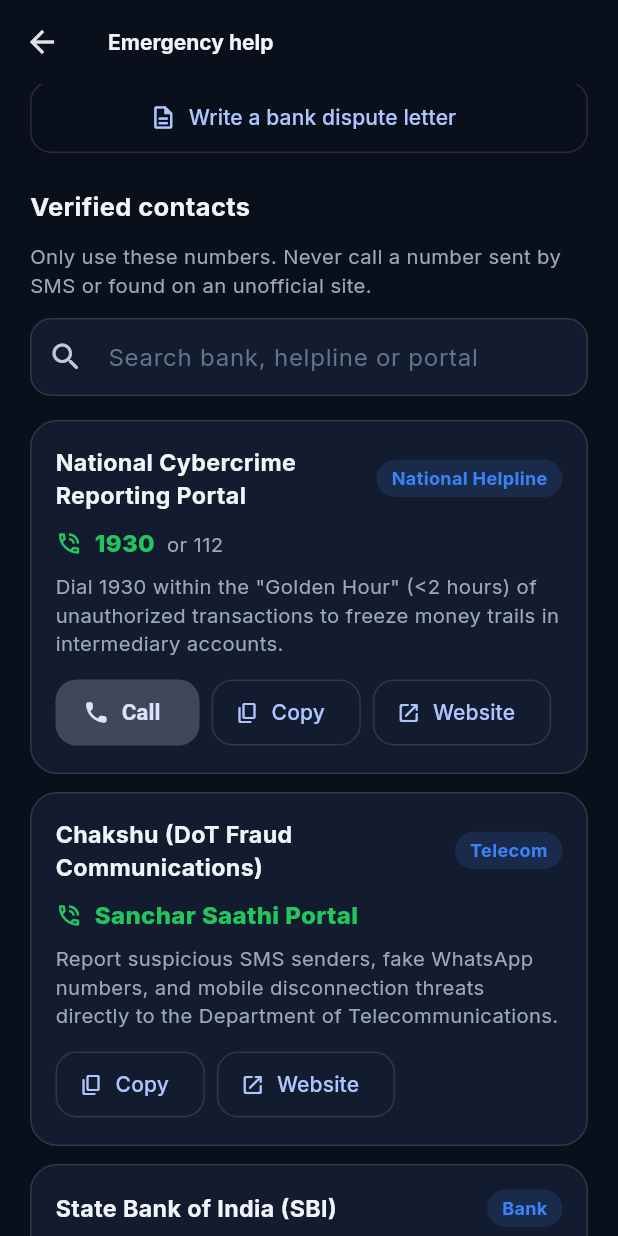
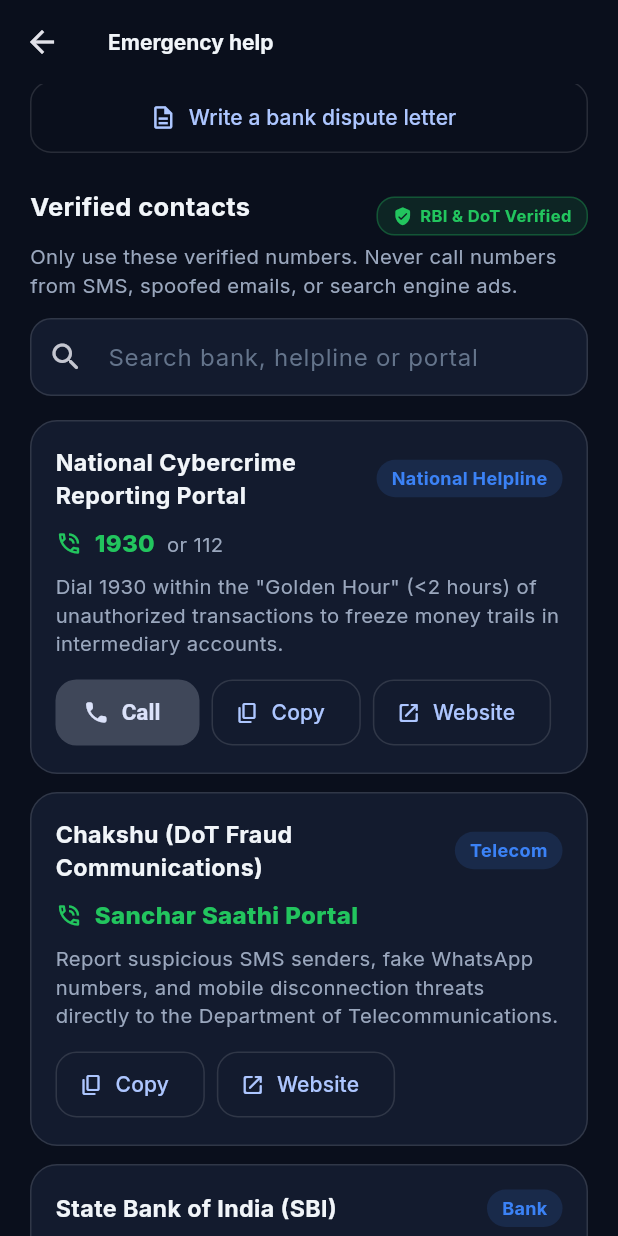
Before and after one commit to Amanbig/traceback, a Flutter app: the EmergencyToolkitScreen screen opened directly, scrolled down 576 dp, on a phone screen of 412 x 824 dp. Run offline on Flutter 3.47's test engine with Material 3 defaults, Android fonts, the phone set to English and light mode, and no system bars; our stand-ins replace cloud_firestore, firebase_ai, firebase_auth, firebase_core, firebase_remote_config, google_fonts and 4 more; missing offline and left inert: firebase_app_check; accounts and stored records are empty; network calls fail.

Commit message:
feat(emergency): connect emergency directory to Firestore for verified dynamic cloud updates with offline fallback

```diff
--- a/lib/services/firebase_service.dart
+++ b/lib/services/firebase_service.dart
@@ -6,6 +6,7 @@ import 'package:cloud_firestore/cloud_firestore.dart';
 import 'package:firebase_remote_config/firebase_remote_config.dart';
 
 import '../firebase_options.dart';
+import '../models/emergency_contact.dart';
 import '../models/scam_radar_item.dart';
 import '../models/threat_report.dart';
 
@@ -178,4 +179,35 @@ class FirebaseService {
       return [...items, ...ScamRadarItem.trendingScams];
     });
   }
+
+  /// Streams verified emergency contacts from Firestore with instant statutory fallback
+  static Stream<List<EmergencyContact>> streamEmergencyContacts() {
+    if (!_initialized) {
+      return Stream.value(EmergencyContact.verifiedDirectory);
+    }
+    return FirebaseFirestore.instance
+        .collection('verified_emergency_contacts')
+        .snapshots()
+        .map((snapshot) {
+      if (snapshot.docs.isEmpty) {
+        return EmergencyContact.verifiedDirectory;
+      }
+      final cloudContacts = snapshot.docs.map((doc) {
+        return EmergencyContact.fromMap(doc.data());
+      }).toList();
+
+      // Merge cloud contacts with statutory verified directory (deduplicated by entityName)
+      final names = cloudContacts.map((c) => c.entityName.toLowerCase()).toSet();
+      final merged = [...cloudContacts];
+      for (final def in EmergencyContact.verifiedDirectory) {
+        if (!names.contains(def.entityName.toLowerCase())) {
+          merged.add(def);
+        }
+      }
+      return merged;
+    }).handleError((e) {
+      debugPrint('Firestore emergency contacts stream error: $e');
+      return EmergencyContact.verifiedDirectory;
+    });
+  }
 }
--- a/lib/ui/screens/emergency_toolkit_screen.dart
+++ b/lib/ui/screens/emergency_toolkit_screen.dart
@@ -2,6 +2,7 @@ import 'package:flutter/material.dart';
 import 'package:flutter/services.dart';
 import 'package:url_launcher/url_launcher.dart';
 import '../../models/emergency_contact.dart';
+import '../../services/firebase_service.dart';
 import '../theme/app_theme.dart';
 import '../widgets/common.dart';
 
@@ -333,16 +334,21 @@ Sincerely,
 
   @override
   Widget build(BuildContext context) {
+    return Scaffold(
+      appBar: AppBar(title: const Text('Emergency help')),
+      body: StreamBuilder<List<EmergencyContact>>(
+        stream: FirebaseService.streamEmergencyContacts(),
+        initialData: EmergencyContact.verifiedDirectory,
+        builder: (context, snapshot) {
+          final contacts = snapshot.data ?? EmergencyContact.verifiedDirectory;
           final q = _searchQuery.toLowerCase().trim();
-    final filtered = EmergencyContact.verifiedDirectory.where((c) {
+          final filtered = contacts.where((c) {
             return c.entityName.toLowerCase().contains(q) ||
                 c.category.toLowerCase().contains(q) ||
                 c.primaryContact.toLowerCase().contains(q);
           }).toList();
 
-    return Scaffold(
-      appBar: AppBar(title: const Text('Emergency help')),
-      body: ListView(
+          return ListView(
             keyboardDismissBehavior: ScrollViewKeyboardDismissBehavior.onDrag,
             padding: const EdgeInsets.fromLTRB(AppSpacing.screenH, 4, AppSpacing.screenH, 32),
             children: [
@@ -360,11 +366,38 @@ Sincerely,
                 ),
               ),
               const SizedBox(height: AppSpacing.xl),
-          const SectionHeader('Verified contacts'),
+              Row(
+                children: [
+                  const Expanded(child: SectionHeader('Verified contacts')),
+                  Container(
+                    padding: const EdgeInsets.symmetric(horizontal: 10, vertical: 4),
+                    decoration: BoxDecoration(
+                      color: AppColors.safe.withOpacity(0.12),
+                      borderRadius: BorderRadius.circular(12),
+                      border: Border.all(color: AppColors.safe.withOpacity(0.3)),
+                    ),
+                    child: const Row(
+                      mainAxisSize: MainAxisSize.min,
+                      children: [
+                        Icon(Icons.verified_user_rounded, size: 13, color: AppColors.safe),
+                        SizedBox(width: 5),
+                        Text(
+                          'RBI & DoT Verified',
+                          style: TextStyle(
+                            fontSize: 11,
+                            fontWeight: FontWeight.w700,
+                            color: AppColors.safe,
+                          ),
+                        ),
+                      ],
+                    ),
+                  ),
+                ],
+              ),
               Padding(
                 padding: const EdgeInsets.only(bottom: AppSpacing.md),
                 child: Text(
-              'Only use these numbers. Never call a number sent by SMS or found on an unofficial site.',
+                  'Only use these verified numbers. Never call numbers from SMS, spoofed emails, or search engine ads.',
                   style: TextStyle(fontSize: 13.5, height: 1.4, color: context.mutedText),
                 ),
               ),
@@ -388,6 +421,8 @@ Sincerely,
               else
                 for (final item in filtered) _buildContactCard(item),
             ],
+          );
+        },
       ),
     );
   }
```
Also changed, not shown: lib/models/emergency_contact.dart (+22 -0 lines). Lines whose indentation alone changed are shown as unchanged.
